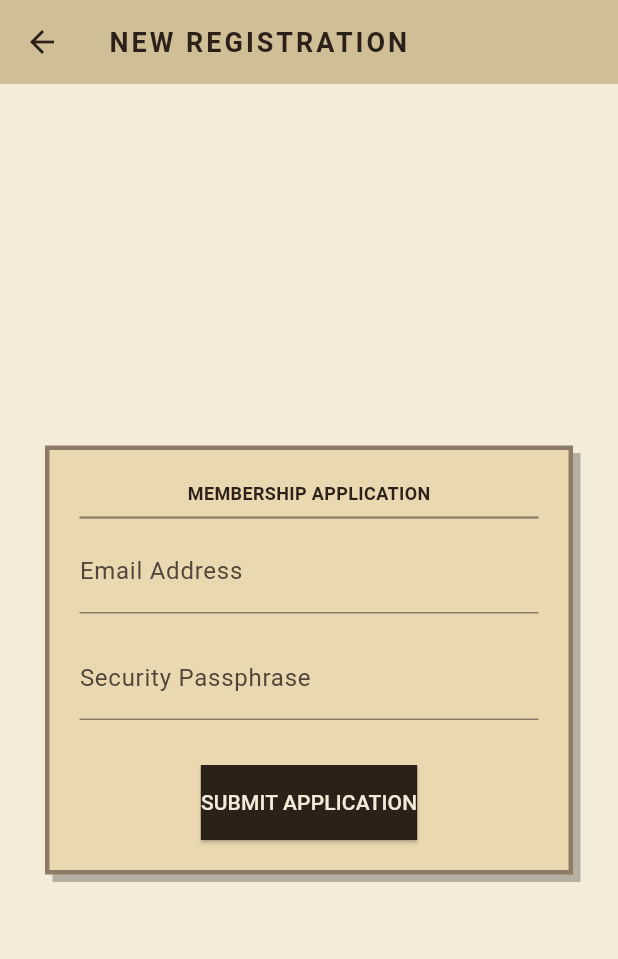
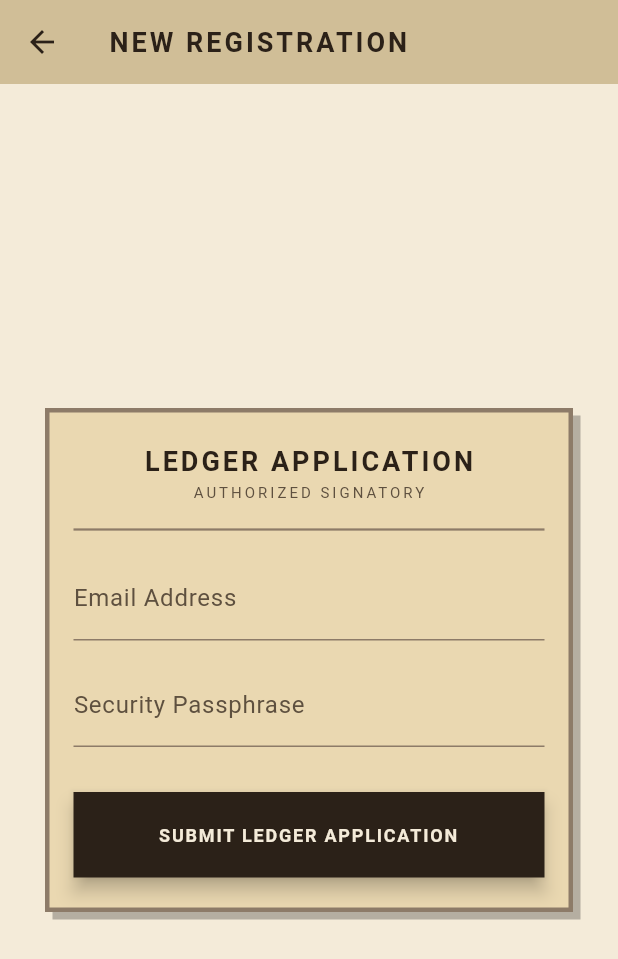
Before and after one commit to l00tus/trackify, a Flutter app: the screen it shows after launch, after a tap on "NEW SIGNATORY? REGISTER HERE", on a phone screen of 412 x 824 dp. Shown: the top 959 px of the screen. Run offline on Flutter 3.47's test engine with Material 3 defaults, Android fonts, the phone set to English and light mode, and no system bars; our stand-ins replace dio, equatable, fl_chart, flutter_bloc, image_picker; network calls fail; Roboto replaces fonts that are missing (Georgia).

Commit message:
fixed visual inconsistencies

```diff
--- a/mobile/lib/ui/screens/login_screen.dart
+++ b/mobile/lib/ui/screens/login_screen.dart
@@ -38,6 +38,14 @@ class _LoginScreenState extends State<LoginScreen> {
   Widget build(BuildContext context) {
     const vintageBg = Color(0xFFF4EBD9);
     const vintageInk = Color(0xFF2B2118);
+    const vintageTitle = TextStyle(
+      fontFamily: 'Georgia',
+      fontSize: 24,
+      fontWeight: FontWeight.bold,
+      letterSpacing: 3,
+      color: vintageInk,
+    );
+
     return Scaffold(
       backgroundColor: vintageBg,
       body: Center(
@@ -47,28 +55,68 @@ class _LoginScreenState extends State<LoginScreen> {
             children: [
               const Icon(Icons.auto_stories, size: 80, color: Color(0xFF8D7B68)),
               const SizedBox(height: 10),
-              const Text("TRACKIFY LEDGER", style: TextStyle(fontFamily: 'Georgia', fontSize: 24, fontWeight: FontWeight.bold, letterSpacing: 3, color: vintageInk)),
+              const Text("TRACKIFY LEDGER", style: vintageTitle),
               const SizedBox(height: 40),
               Container(
-                padding: const EdgeInsets.all(20),
-                decoration: BoxDecoration(color: const Color(0xFFEAD8B1), border: Border.all(color: const Color(0xFF8D7B68), width: 3), boxShadow: const [BoxShadow(color: Colors.black26, offset: Offset(5, 5))]),
+                padding: const EdgeInsets.symmetric(horizontal: 16, vertical: 20),
+                decoration: BoxDecoration(
+                    color: const Color(0xFFEAD8B1),
+                    border: Border.all(color: const Color(0xFF8D7B68), width: 3),
+                    boxShadow: const [BoxShadow(color: Colors.black26, offset: Offset(5, 5))]
+                ),
                 child: Column(
+                  crossAxisAlignment: CrossAxisAlignment.stretch,
                   children: [
                     const Center(child: Text("AUTHENTICATION", style: TextStyle(fontWeight: FontWeight.bold, fontSize: 12))),
+                    const SizedBox(height: 10),
                     const Divider(color: Color(0xFF8D7B68), thickness: 1.5),
-                    TextField(controller: _userController, decoration: const InputDecoration(labelText: "Email Address", enabledBorder: UnderlineInputBorder(borderSide: BorderSide(color: Color(0xFF8D7B68))))),
+                    const SizedBox(height: 10),
+                    TextField(
+                        controller: _userController,
+                        decoration: const InputDecoration(
+                            labelText: "Email Address",
+                            labelStyle: TextStyle(color: Color(0xFF5E503F)),
+                            enabledBorder: UnderlineInputBorder(borderSide: BorderSide(color: Color(0xFF8D7B68)))
+                        )
+                    ),
                     const SizedBox(height: 15),
-                    TextField(controller: _passController, obscureText: true, decoration: const InputDecoration(labelText: "Passphrase", enabledBorder: UnderlineInputBorder(borderSide: BorderSide(color: Color(0xFF8D7B68))))),
+                    TextField(
+                        controller: _passController,
+                        obscureText: true,
+                        decoration: const InputDecoration(
+                            labelText: "Passphrase",
+                            labelStyle: TextStyle(color: Color(0xFF5E503F)),
+                            enabledBorder: UnderlineInputBorder(borderSide: BorderSide(color: Color(0xFF8D7B68)))
+                        )
+                    ),
                     const SizedBox(height: 30),
-                    _isLoading
-                        ? const CircularProgressIndicator(color: vintageInk)
-                        : ElevatedButton(
-                        style: ElevatedButton.styleFrom(backgroundColor: vintageInk, foregroundColor: vintageBg, shape: const RoundedRectangleBorder(borderRadius: BorderRadius.zero)),
+                    if (_isLoading)
+                      const Center(child: CircularProgressIndicator(color: vintageInk))
+                    else
+                      ElevatedButton(
+                        style: ElevatedButton.styleFrom(
+                          backgroundColor: vintageInk,
+                          foregroundColor: vintageBg,
+                          elevation: 5,
+                          padding: const EdgeInsets.symmetric(vertical: 20),
+                          shape: const RoundedRectangleBorder(borderRadius: BorderRadius.zero),
+                        ),
                         onPressed: _handleLogin,
-                        child: const Text("ACCESS LEDGER")
+                        child: const Text(
+                          "ACCESS LEDGER SESSION",
+                          textAlign: TextAlign.center,
+                          style: TextStyle(
+                            fontSize: 12,
+                            fontWeight: FontWeight.bold,
+                            letterSpacing: 1.2,
+                          ),
+                        ),
+                      ),
+                    const SizedBox(height: 10),
+                    TextButton(
+                        onPressed: () => Navigator.pushNamed(context, '/register'),
+                        child: const Text("NEW SIGNATORY? REGISTER HERE", style: TextStyle(color: vintageInk, fontSize: 10))
                     ),
-                    const SizedBox(height: 10),
-                    TextButton(onPressed: () => Navigator.pushNamed(context, '/register'), child: const Text("NEW SIGNATORY? REGISTER HERE", style: TextStyle(color: vintageInk, fontSize: 10))),
                   ],
                 ),
               ),
--- a/mobile/lib/ui/screens/register_screen.dart
+++ b/mobile/lib/ui/screens/register_screen.dart
@@ -38,30 +38,92 @@ class _RegisterScreenState extends State<RegisterScreen> {
   Widget build(BuildContext context) {
     const vintageBg = Color(0xFFF4EBD9);
     const vintageInk = Color(0xFF2B2118);
+    const vintageTitle = TextStyle(
+      fontFamily: 'Georgia',
+      fontSize: 18,
+      fontWeight: FontWeight.bold,
+      color: vintageInk,
+      letterSpacing: 2,
+    );
+
     return Scaffold(
       backgroundColor: vintageBg,
-      appBar: AppBar(title: const Text("NEW REGISTRATION"), leading: IconButton(icon: const Icon(Icons.arrow_back), onPressed: () => Navigator.pop(context))),
+      appBar: AppBar(
+        title: const Text("NEW REGISTRATION"),
+        leading: IconButton(
+          icon: const Icon(Icons.arrow_back),
+          onPressed: () => Navigator.pop(context),
+        ),
+      ),
       body: Center(
         child: SingleChildScrollView(
           padding: const EdgeInsets.all(30),
           child: Container(
-            padding: const EdgeInsets.all(20),
-            decoration: BoxDecoration(color: const Color(0xFFEAD8B1), border: Border.all(color: const Color(0xFF8D7B68), width: 3), boxShadow: const [BoxShadow(color: Colors.black26, offset: Offset(5, 5))]),
+            padding: const EdgeInsets.symmetric(horizontal: 16, vertical: 20),
+            decoration: BoxDecoration(
+              color: const Color(0xFFEAD8B1),
+              border: Border.all(color: const Color(0xFF8D7B68), width: 3),
+              boxShadow: const [BoxShadow(color: Colors.black26, offset: Offset(5, 5))],
+            ),
             child: Column(
+              crossAxisAlignment: CrossAxisAlignment.stretch,
               children: [
-                const Center(child: Text("MEMBERSHIP APPLICATION", style: TextStyle(fontWeight: FontWeight.bold, fontSize: 12))),
+                const Center(
+                  child: Text(
+                    "LEDGER APPLICATION",
+                    style: vintageTitle,
+                  ),
+                ),
+                const Center(
+                  child: Text(
+                    "AUTHORIZED SIGNATORY",
+                    style: TextStyle(fontSize: 10, color: Color(0xFF5E503F), letterSpacing: 2),
+                  ),
+                ),
+                const SizedBox(height: 10),
                 const Divider(color: Color(0xFF8D7B68), thickness: 1.5),
-                TextField(controller: _emailController, decoration: const InputDecoration(labelText: "Email Address", enabledBorder: UnderlineInputBorder(borderSide: BorderSide(color: Color(0xFF8D7B68))))),
+                const SizedBox(height: 10),
+                TextField(
+                  controller: _emailController,
+                  decoration: const InputDecoration(
+                    labelText: "Email Address",
+                    labelStyle: TextStyle(color: Color(0xFF5E503F)),
+                    enabledBorder: UnderlineInputBorder(borderSide: BorderSide(color: Color(0xFF8D7B68))),
+                  ),
+                ),
                 const SizedBox(height: 15),
-                TextField(controller: _passController, obscureText: true, decoration: const InputDecoration(labelText: "Security Passphrase", enabledBorder: UnderlineInputBorder(borderSide: BorderSide(color: Color(0xFF8D7B68))))),
+                TextField(
+                  controller: _passController,
+                  obscureText: true,
+                  decoration: const InputDecoration(
+                    labelText: "Security Passphrase",
+                    labelStyle: TextStyle(color: Color(0xFF5E503F)),
+                    enabledBorder: UnderlineInputBorder(borderSide: BorderSide(color: Color(0xFF8D7B68))),
+                  ),
+                ),
                 const SizedBox(height: 30),
-                _isLoading
-                    ? const CircularProgressIndicator(color: vintageInk)
-                    : ElevatedButton(
-                    style: ElevatedButton.styleFrom(backgroundColor: vintageInk, foregroundColor: vintageBg, padding: const EdgeInsets.symmetric(vertical: 15), shape: const RoundedRectangleBorder(borderRadius: BorderRadius.zero)),
+                if (_isLoading)
+                  const Center(child: CircularProgressIndicator(color: vintageInk))
+                else
+                  ElevatedButton(
+                    style: ElevatedButton.styleFrom(
+                      backgroundColor: vintageInk,
+                      foregroundColor: vintageBg,
+                      elevation: 5,
+                      padding: const EdgeInsets.symmetric(vertical: 20),
+                      shape: const RoundedRectangleBorder(borderRadius: BorderRadius.zero),
+                    ),
                     onPressed: _handleRegister,
-                    child: const Text("SUBMIT APPLICATION")
-                ),
+                    child: const Text(
+                      "SUBMIT LEDGER APPLICATION",
+                      textAlign: TextAlign.center,
+                      style: TextStyle(
+                        fontSize: 12,
+                        fontWeight: FontWeight.bold,
+                        letterSpacing: 1.2,
+                      ),
+                    ),
+                  ),
               ],
             ),
           ),
```
